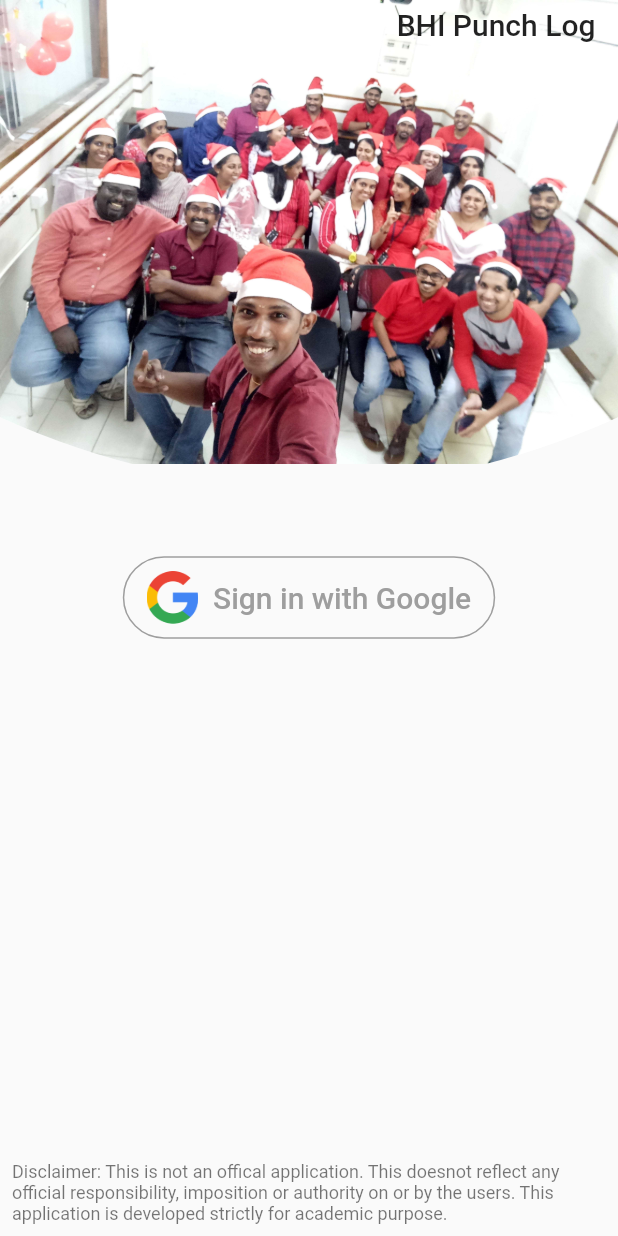
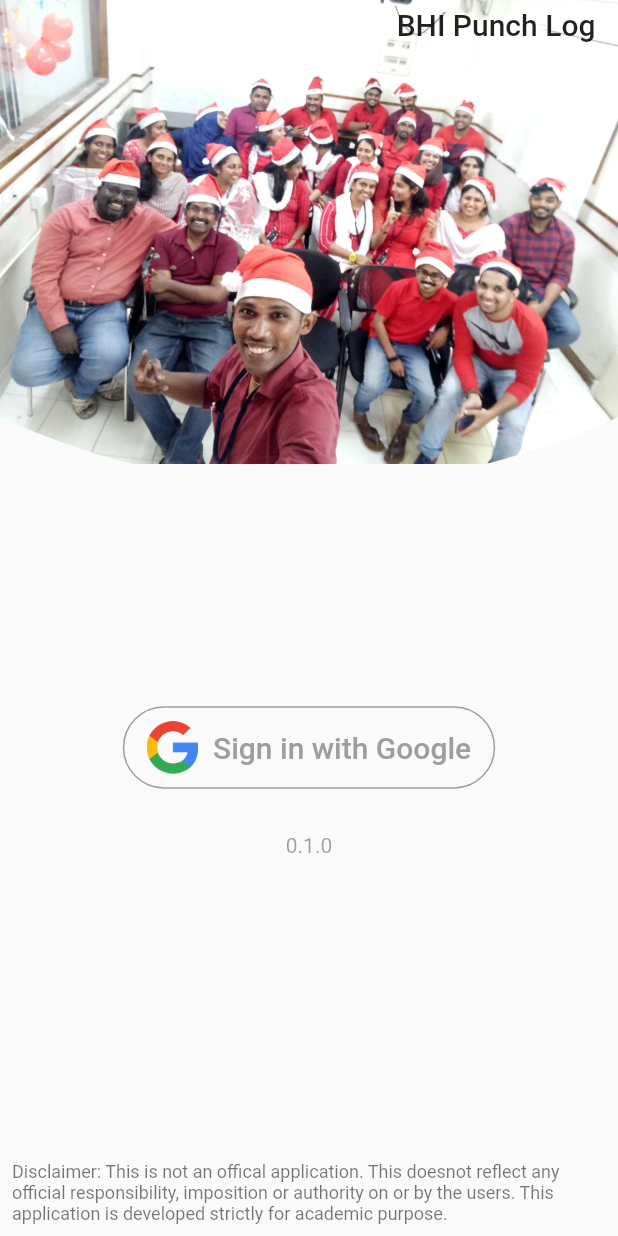
Before and after one commit to anoop-ananthan/bhi_punchlog, a Flutter app: the screen it shows after launch, on a phone screen of 412 x 824 dp. Run offline on Flutter 3.47's test engine with Material 2 defaults, Android fonts, the phone set to English and light mode, and no system bars; our stand-ins replace flutter_mobx, google_sign_in, mobx, package_info, toast; accounts and stored records are empty; generated files the repository leaves out were written again; network calls fail.

Commit message:
Add version number below Google button

```diff
--- a/lib/screens/login/login.dart
+++ b/lib/screens/login/login.dart
@@ -3,6 +3,7 @@ import 'package:bhi_punchlog/globals.dart' as globals;
 import 'package:bhi_punchlog/screens/login/login_background.dart';
 import 'package:flutter/material.dart';
 import 'package:google_sign_in/google_sign_in.dart';
+import 'package:package_info/package_info.dart';
 import 'package:toast/toast.dart';
 
 GoogleSignIn _googleSignIn = GoogleSignIn(
@@ -50,6 +51,17 @@ class _LoginScreenState extends State<LoginScreen> {
     Toast.show(msg, context, backgroundRadius: 5, backgroundColor: Colors.red);
   }
 
+  Future<String> getVersionNumber() async {
+    PackageInfo packageInfo = await PackageInfo.fromPlatform();
+    return packageInfo.version;
+
+    // Other data you can get:
+    //
+    // 	String appName = packageInfo.appName;
+    // 	String packageName = packageInfo.packageName;
+    //	String buildNumber = packageInfo.buildNumber;
+  }
+
   @override
   Widget build(BuildContext context) {
     return Scaffold(
@@ -73,11 +85,13 @@ class _LoginScreenState extends State<LoginScreen> {
               ),
             ],
           ),
-          OutlineButton(
+          Container(
+            padding: EdgeInsets.only(top: 100),
+            child: OutlineButton(
               splashColor: Colors.grey,
               onPressed: onLoginButtonClicked,
-            shape:
-                RoundedRectangleBorder(borderRadius: BorderRadius.circular(40)),
+              shape: RoundedRectangleBorder(
+                  borderRadius: BorderRadius.circular(40)),
               highlightElevation: 0,
               borderSide: BorderSide(color: Colors.grey),
               child: Padding(
@@ -103,6 +117,18 @@ class _LoginScreenState extends State<LoginScreen> {
                 ),
               ),
             ),
+          ),
+          Container(
+            padding: const EdgeInsets.only(top: 30),
+            child: FutureBuilder(
+              future: getVersionNumber(),
+              builder: (BuildContext context, AsyncSnapshot<String> snapshot) =>
+                  Text(
+                snapshot.hasData ? snapshot.data : "version...",
+                style: TextStyle(color: Colors.black38),
+              ),
+            ),
+          ),
           Expanded(
             child: Align(
               alignment: Alignment.bottomCenter,
@@ -120,23 +146,3 @@ class _LoginScreenState extends State<LoginScreen> {
     );
   }
 }
-
-// Container(
-//           width: double.infinity,
-//           height: 100,
-//           padding: const EdgeInsets.all(20.0),
-//           child: FlatButton(
-//             onPressed: onLoginButtonClicked,
-//             padding: EdgeInsets.all(10),
-//             shape: RoundedRectangleBorder(
-//                 borderRadius: BorderRadius.circular(25)),
-//             color: Colors.green,
-//             child: Text(
-//               'Login',
-//               style: Theme.of(context)
-//                   .textTheme
-//                   .title
-//                   .apply(color: Colors.white),
-//             ),
-//           ),
-//         ),
--- a/pubspec.yaml
+++ b/pubspec.yaml
@@ -1,7 +1,7 @@
 name: bhi_punchlog
 description: A new Flutter project.
 
-version: 1.0.0+1
+version: 0.1.0+1
 
 environment:
   sdk: ">=2.1.0 <3.0.0"
@@ -17,6 +17,7 @@ dependencies:
   toast: ^0.1.5
   intl: ^0.16.1
   google_sign_in: ^4.1.4
+  package_info: ^0.4.0+6
 
 dev_dependencies:
   flutter_test:
```
Also changed, not shown: pubspec.lock. Lines whose indentation alone changed are shown as unchanged.
